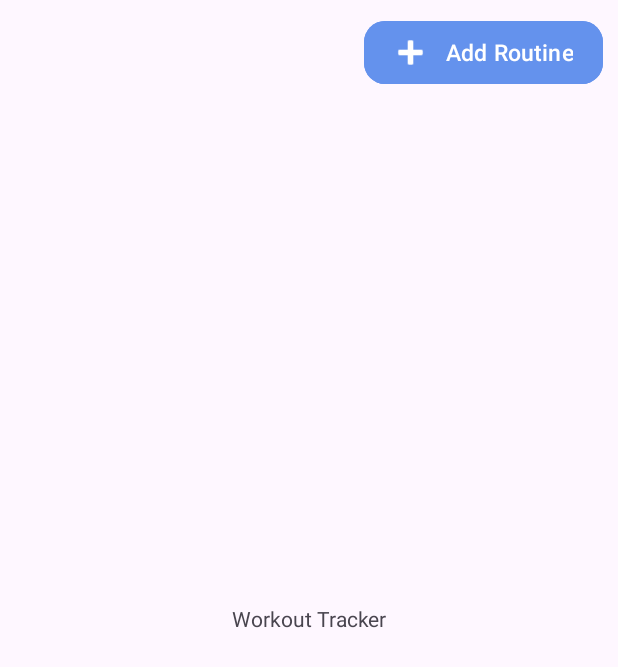
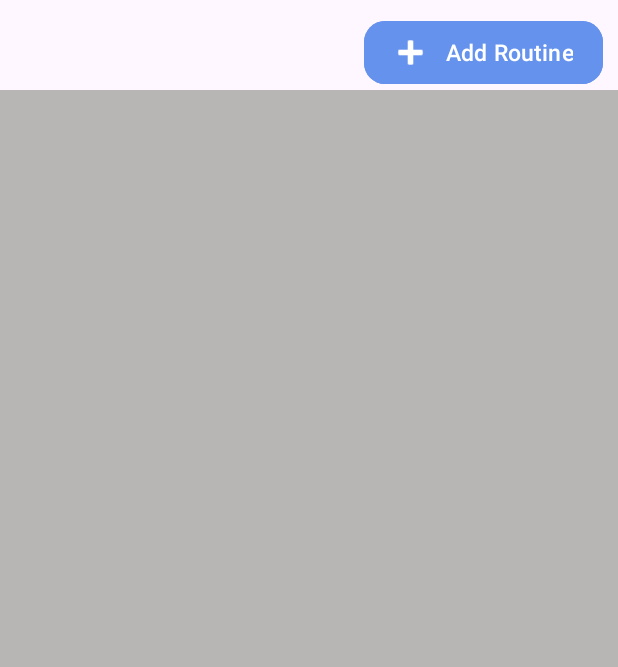
Before and after one commit to shoss88/Workout-Tracker-Android-App, an Android app: the screen it shows after launch (MainActivity), on a phone screen of 412 x 824 dp. Shown: the top 667 px of the screen. Run offline under Robolectric (Android 15) with nearby library versions, the phone set to English and light mode, and no system bars.

Commit message:
added routine adding functionality

```diff
--- a/app/src/main/java/com/example/workouttracker/MainActivity.java
+++ b/app/src/main/java/com/example/workouttracker/MainActivity.java
@@ -2,13 +2,26 @@ package com.example.workouttracker;
 
 import androidx.appcompat.app.AppCompatActivity;
 
+import android.annotation.SuppressLint;
 import android.os.Bundle;
+import android.view.View;
+import android.widget.Button;
+import android.widget.LinearLayout;
 
 public class MainActivity extends AppCompatActivity {
+    private int routineCount = 1;
 
     @Override
     protected void onCreate(Bundle savedInstanceState) {
         super.onCreate(savedInstanceState);
         setContentView(R.layout.activity_main);
     }
+
+    public void createRoutine(View v){
+        Button newRoutine = new Button(MainActivity.this);
+        newRoutine.setText((CharSequence)("Routine " + routineCount));
+        this.routineCount++;
+        LinearLayout routineList = (LinearLayout)findViewById(R.id.routineList);
+        routineList.addView(newRoutine);
+    }
 }
--- a/app/src/main/res/layout/activity_main.xml
+++ b/app/src/main/res/layout/activity_main.xml
@@ -2,19 +2,10 @@
 <androidx.constraintlayout.widget.ConstraintLayout xmlns:android="http://schemas.android.com/apk/res/android"
     xmlns:app="http://schemas.android.com/apk/res-auto"
     xmlns:tools="http://schemas.android.com/tools"
+    android:id="@+id/mainLayout"
     android:layout_width="match_parent"
     android:layout_height="match_parent"
     tools:context=".MainActivity">
-
-    <TextView
-        android:id="@+id/intro"
-        android:layout_width="wrap_content"
-        android:layout_height="wrap_content"
-        android:text="Workout Tracker"
-        app:layout_constraintBottom_toBottomOf="parent"
-        app:layout_constraintEnd_toEndOf="parent"
-        app:layout_constraintStart_toStartOf="parent"
-        app:layout_constraintTop_toTopOf="parent" />
 
     <Button
         android:id="@+id/addRoutineButton"
@@ -24,6 +15,7 @@
         android:layout_marginEnd="10dp"
         android:backgroundTint="#6492ED"
         android:gravity="center|end"
+        android:onClick="createRoutine"
         android:paddingStart="10dp"
         android:paddingRight="20dp"
         android:text="Add Routine"
@@ -39,4 +31,23 @@
         app:layout_constraintEnd_toEndOf="parent"
         app:layout_constraintTop_toTopOf="parent" />
 
+    <ScrollView
+        android:layout_width="0dp"
+        android:layout_height="0dp"
+        android:background="#B8B5B5"
+        app:layout_constraintBottom_toBottomOf="parent"
+        app:layout_constraintEnd_toEndOf="parent"
+        app:layout_constraintStart_toStartOf="parent"
+        app:layout_constraintTop_toBottomOf="@+id/addRoutineButton">
+
+        <LinearLayout
+            android:id="@+id/routineList"
+            android:layout_width="match_parent"
+            android:layout_height="wrap_content"
+            android:background="#B8B5B5"
+            android:orientation="vertical"
+            app:layout_constraintTop_toBottomOf="@+id/addRoutineButton" />
+    </ScrollView>
+
+
 </androidx.constraintlayout.widget.ConstraintLayout>
```
